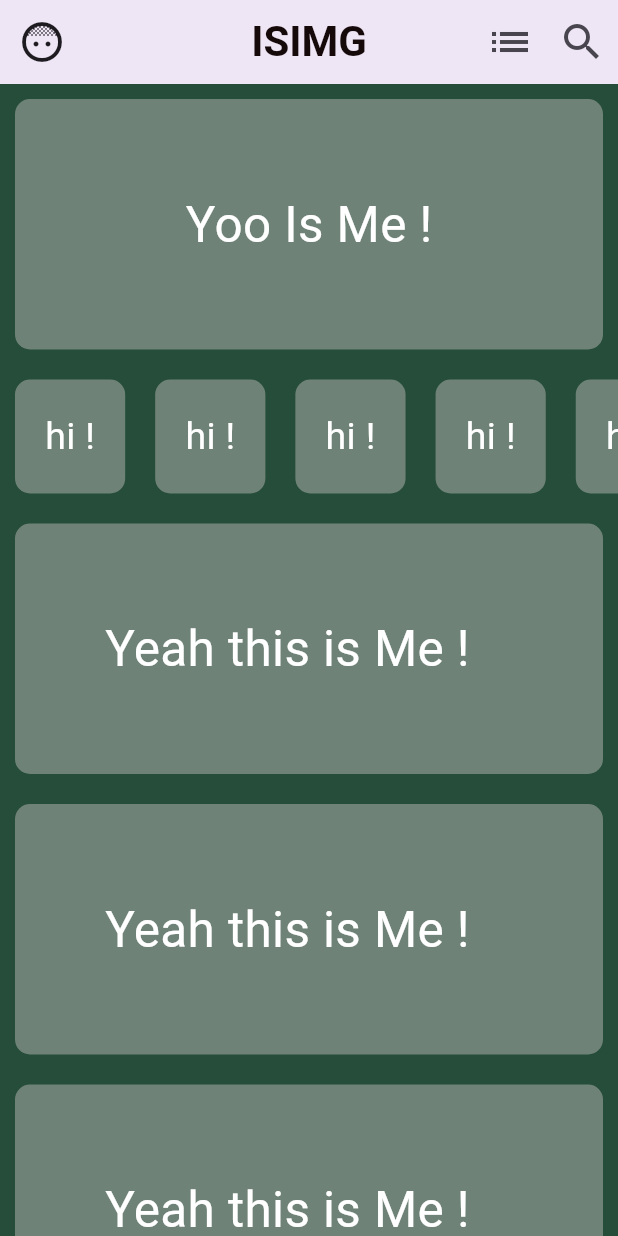
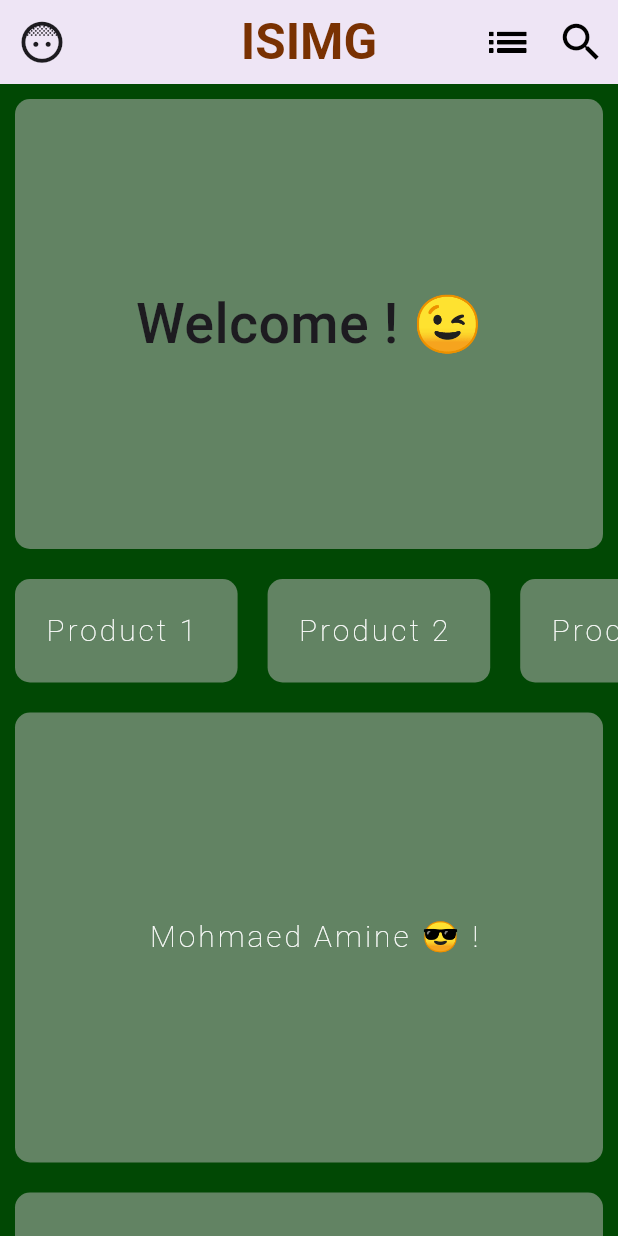
Before and after one commit to mohamedamine-code/app_static_01, a Flutter app: the screen it shows after launch, on a phone screen of 412 x 824 dp. Run offline on Flutter 3.47's test engine with Material 3 defaults, Android fonts, the phone set to English and light mode, and no system bars.

Commit message:
final 02

```diff
--- a/lib/main.dart
+++ b/lib/main.dart
@@ -26,220 +26,252 @@ class test extends StatelessWidget {
 
   @override
   Widget build(BuildContext context) {
-    return Scaffold(
+    return  Scaffold(
       appBar: AppBar(
+        leading: IconButton(
+          onPressed: (){},
+          icon:Icon(
+            Icons.face_5,
+            size: 33,
+            ),
+          ),
         title: Text(
           "ISIMG",
           style: TextStyle(
-            fontSize: 28,
+            fontSize: 33,
             fontWeight: FontWeight.bold,
-            color: const Color.fromARGB(248, 15, 3, 3),
+            color: Color.fromARGB(255, 121, 49, 2),
           ),
         ),
+        elevation: 5.5,
         centerTitle: true,
-        leading: IconButton(
-        onPressed:(){} ,
-        icon: Icon(Icons.face_5,size: 32,),
+        actions: [
+          IconButton(onPressed: (){}, icon: Icon(Icons.list_outlined,size: 33,color: Colors.black)),
+          IconButton(onPressed: (){}, icon: Icon(Icons.search,size: 33,color: Colors.black,)),
+        ],
       ),
-        actions: [
-          IconButton(onPressed: (){}, icon: Icon(Icons.list),iconSize: 32,),
-          IconButton(onPressed: (){}, icon: Icon(Icons.search),iconSize: 32,),
-        ],
-        elevation: 5.5,
-      ),
-      backgroundColor: Color.fromARGB(228, 11, 56, 33),
-      body: SingleChildScrollView(
+      backgroundColor: const Color.fromARGB(255, 1, 72, 4),
+      body:SingleChildScrollView(
+        scrollDirection: Axis.vertical,
+        child:
 
-    child:Column(
+
+        Column(
         children: [
           Container(
             child: Text(
-              "Yoo Is Me !",
+              "Welcome ! 😉",
               style: TextStyle(
-                fontSize: 33,
-                color: Colors.white,
+                fontSize: 37,
+                fontWeight: FontWeight.w500,
               ),
             ),
-            padding: EdgeInsets.all(60),
             margin: EdgeInsets.all(10),
-            width: 820,
+            padding: EdgeInsets.all(40),
+            alignment: Alignment.center,
+            height: 300,
+            decoration: BoxDecoration(
+              color: const Color.fromARGB(135, 184, 183, 183),
+              borderRadius: BorderRadius.circular(10),
+            ),
+          ),
+          SingleChildScrollView(
+          scrollDirection: Axis.horizontal,
+          child:
+          Row(
+            children: [
+              Container(
+                child: Text(
+                  "Product 1 ",
+                  style: TextStyle(
+                    fontSize: 20,
+                    color: Colors.white,
+                    letterSpacing: 2,
+                    fontWeight: FontWeight.w200,
+                  ),
+                ),
+                margin: EdgeInsets.all(10),
+                padding: EdgeInsets.all(20),
                 alignment: Alignment.center,
                 decoration: BoxDecoration(
+                  color: Color.fromARGB(135, 184, 183, 183),
                   borderRadius: BorderRadius.circular(10),
-              color: Color.fromARGB(111, 208, 199, 199),
                 ),
               ),
 
-          SingleChildScrollView(
-          scrollDirection: Axis.horizontal,
-          child : Row(
-            children: [
+
               Container(
                 child: Text(
-                  "hi !",
+                  "Product 2 ",
                   style: TextStyle(
-                    fontSize: 25,
+                    fontSize: 20,
                     color: Colors.white,
+                    letterSpacing: 2,
+                    fontWeight: FontWeight.w200,
                   ),
                 ),
+                margin: EdgeInsets.all(10),
                 padding: EdgeInsets.all(20),
                 alignment: Alignment.center,
+                decoration: BoxDecoration(
+                  color: Color.fromARGB(135, 184, 183, 183),
+                  borderRadius: BorderRadius.circular(10),
+                ),
+              ),
+
+              Container(
+                child: Text(
+                  "Product 3 ",
+                  style: TextStyle(
+                    fontSize: 20,
+                    color: Colors.white,
+                    letterSpacing: 2,
+                    fontWeight: FontWeight.w200,
+                  ),
+                ),
                 margin: EdgeInsets.all(10),
+                padding: EdgeInsets.all(20),
+                alignment: Alignment.center,
                 decoration: BoxDecoration(
-                  color: Color.fromARGB(111, 208, 199, 199),
+                  color: Color.fromARGB(135, 184, 183, 183),
                   borderRadius: BorderRadius.circular(10),
                 ),
               ),
               Container(
                 child: Text(
-                  "hi !",
+                  "Product 4 ",
                   style: TextStyle(
-                    fontSize: 25,
+                    fontSize: 20,
                     color: Colors.white,
+                    letterSpacing: 2,
+                    fontWeight: FontWeight.w200,
                   ),
                 ),
+                margin: EdgeInsets.all(10),
                 padding: EdgeInsets.all(20),
                 alignment: Alignment.center,
+                decoration: BoxDecoration(
+                  color: Color.fromARGB(135, 184, 183, 183),
+                  borderRadius: BorderRadius.circular(10),
+                ),
+              ),
+
+              Container(
+                child: Text(
+                  "Product 5 ",
+                  style: TextStyle(
+                    fontSize: 20,
+                    color: Colors.white,
+                    letterSpacing: 2,
+                    fontWeight: FontWeight.w200,
+                  ),
+                ),
                 margin: EdgeInsets.all(10),
+                padding: EdgeInsets.all(20),
+                alignment: Alignment.center,
                 decoration: BoxDecoration(
-                  color: Color.fromARGB(111, 208, 199, 199),
+                  color: Color.fromARGB(135, 184, 183, 183),
                   borderRadius: BorderRadius.circular(10),
                 ),
               ),
               Container(
                 child: Text(
-                  "hi !",
+                  "Product 6 ",
                   style: TextStyle(
-                    fontSize: 25,
+                    fontSize: 20,
                     color: Colors.white,
+                    letterSpacing: 2,
+                    fontWeight: FontWeight.w200,
                   ),
                 ),
+                margin: EdgeInsets.all(10),
                 padding: EdgeInsets.all(20),
                 alignment: Alignment.center,
-                margin: EdgeInsets.all(10),
                 decoration: BoxDecoration(
-                  color: Color.fromARGB(111, 208, 199, 199),
-                  borderRadius: BorderRadius.circular(10),
-                ),
-              ),
-              Container(
-                child: Text(
-                  "hi !",
-                  style: TextStyle(
-                    fontSize: 25,
-                    color: Colors.white,
-                  ),
-                ),
-                padding: EdgeInsets.all(20),
-                alignment: Alignment.center,
-                margin: EdgeInsets.all(10),
-                decoration: BoxDecoration(
-                  color: Color.fromARGB(111, 208, 199, 199),
-                  borderRadius: BorderRadius.circular(10),
-                ),
-              ),
-              Container(
-                child: Text(
-                  "hi !",
-                  style: TextStyle(
-                    fontSize: 25,
-                    color: Colors.white,
-                  ),
-                ),
-                padding: EdgeInsets.all(20),
-                alignment: Alignment.center,
-                margin: EdgeInsets.all(10),
-                decoration: BoxDecoration(
-                  color: Color.fromARGB(111, 208, 199, 199),
-                  borderRadius: BorderRadius.circular(10),
-                ),
-              ),
-              Container(
-                child: Text(
-                  "hi !",
-                  style: TextStyle(
-                    fontSize: 25,
-                    color: Colors.white,
-                  ),
-                ),
-                padding: EdgeInsets.all(20),
-                alignment: Alignment.center,
-                margin: EdgeInsets.all(10),
-                decoration: BoxDecoration(
-                  color: Color.fromARGB(111, 208, 199, 199),
+                  color: Color.fromARGB(135, 184, 183, 183),
                   borderRadius: BorderRadius.circular(10),
                 ),
               ),
             ],
           ),
           ),
+
           Container(
-            child: Text(
-              "Yeah this is Me !",
+            child:  Text(
+                  " Mohmaed Amine 😎 !",
                   style: TextStyle(
-                fontSize: 33,
+                    fontSize: 20,
                     color: Colors.white,
+                    letterSpacing: 2,
+                    fontWeight: FontWeight.w200,
                   ),
                 ),
                 margin: EdgeInsets.all(10),
-            padding: EdgeInsets.all(60),
-            width: 820,
+                padding: EdgeInsets.all(20),
+                alignment: Alignment.center,
+                height: 300,
                 decoration: BoxDecoration(
-              color: Color.fromARGB(111, 208, 199, 199),
-              borderRadius: BorderRadius.circular(10)
+                  color: Color.fromARGB(135, 184, 183, 183),
+                  borderRadius: BorderRadius.circular(10),
                 ),
               ),
-          Column(
-            children: [
+
               Container(
-                child: Text(
-                  "Yeah this is Me !",
+            child:  Text(
+                  " Mohmaed Amine 😎 !",
                   style: TextStyle(
-                    fontSize: 33,
+                    fontSize: 20,
                     color: Colors.white,
+                    letterSpacing: 2,
+                    fontWeight: FontWeight.w200,
                   ),
                 ),
                 margin: EdgeInsets.all(10),
-                padding: EdgeInsets.all(60),
-                width: 820,
+                padding: EdgeInsets.all(20),
+                alignment: Alignment.center,
+                height: 300,
                 decoration: BoxDecoration(
-                  color: Color.fromARGB(111, 208, 199, 199),
-                  borderRadius: BorderRadius.circular(10)
+                  color: Color.fromARGB(135, 184, 183, 183),
+                  borderRadius: BorderRadius.circular(10),
                 ),
               ),
               Container(
-            child: Text(
-              "Yeah this is Me !",
+            child:  Text(
+                  " Mohmaed Amine 😎 !",
                   style: TextStyle(
-                fontSize: 33,
+                    fontSize: 20,
                     color: Colors.white,
+                    letterSpacing: 2,
+                    fontWeight: FontWeight.w200,
                   ),
                 ),
                 margin: EdgeInsets.all(10),
-            padding: EdgeInsets.all(60),
-            width: 820,
+                padding: EdgeInsets.all(20),
+                alignment: Alignment.center,
+                height: 300,
                 decoration: BoxDecoration(
-              color: Color.fromARGB(111, 208, 199, 199),
-              borderRadius: BorderRadius.circular(10)
+                  color: Color.fromARGB(135, 184, 183, 183),
+                  borderRadius: BorderRadius.circular(10),
                 ),
               ),
               Container(
-            child: Text(
-              "Yeah this is Me !",
+            child:  Text(
+                  " Mohmaed Amine 😎 !",
                   style: TextStyle(
-                fontSize: 33,
+                    fontSize: 20,
                     color: Colors.white,
+                    letterSpacing: 2,
+                    fontWeight: FontWeight.w200,
                   ),
                 ),
                 margin: EdgeInsets.all(10),
-            padding: EdgeInsets.all(60),
-            width: 820,
+                padding: EdgeInsets.all(20),
+                alignment: Alignment.center,
+                height: 300,
                 decoration: BoxDecoration(
-              color: Color.fromARGB(111, 208, 199, 199),
-              borderRadius: BorderRadius.circular(10)
+                  color: Color.fromARGB(135, 184, 183, 183),
+                  borderRadius: BorderRadius.circular(10),
                 ),
-          ),
-            ],
               ),
         ],
       ),
```
Lines whose indentation alone changed are shown as unchanged.
